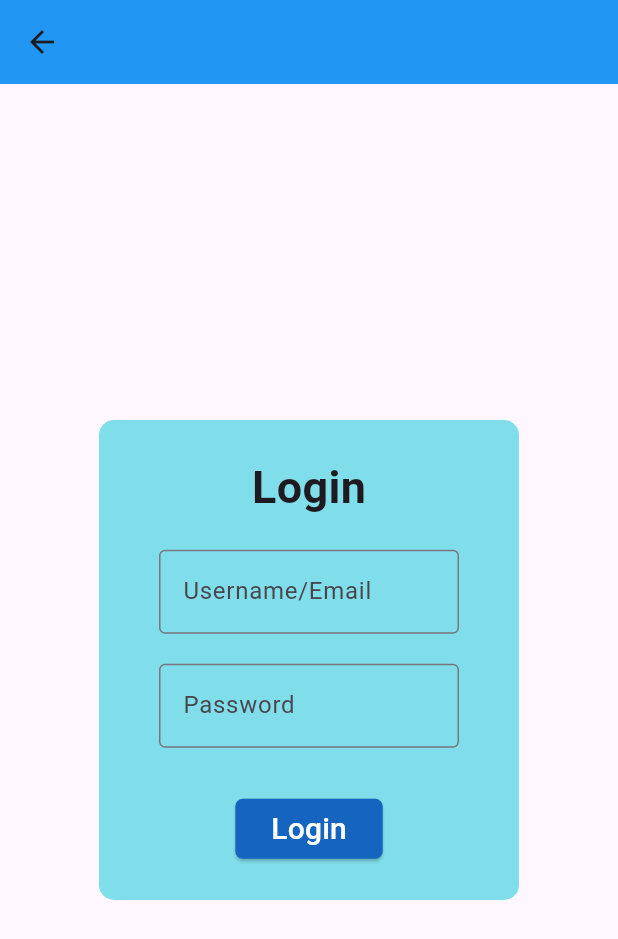
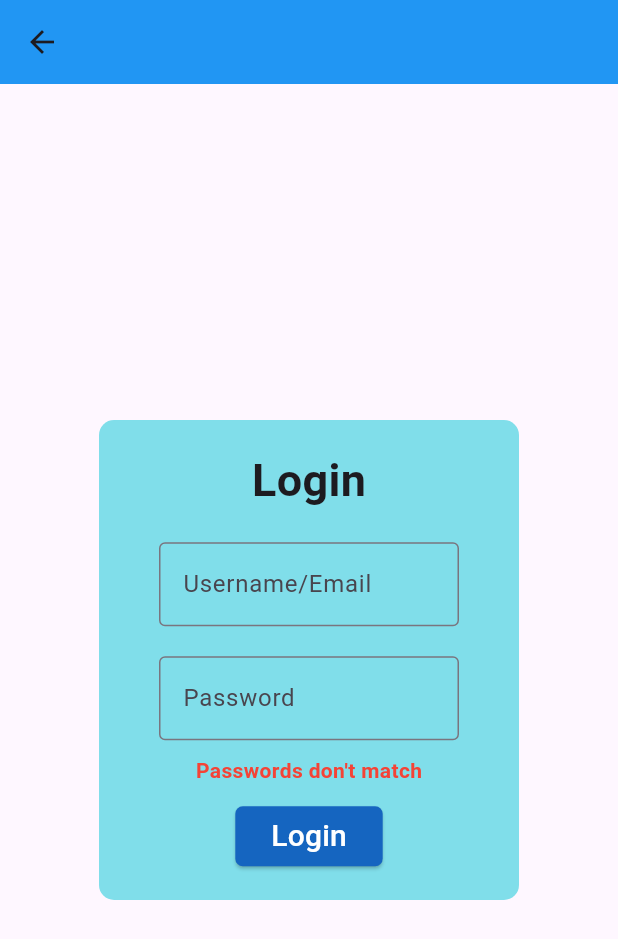
Before and after one commit to aleleotta/TeamVortex, a Flutter app: the screen it shows after launch, after a tap on "Login", on a phone screen of 412 x 824 dp. Shown: the top 939 px of the screen. Run offline on Flutter 3.47's test engine with Material 3 defaults, Android fonts, the phone set to English and light mode, and no system bars; our stand-ins replace firebase_core; accounts and stored records are empty.

Commit message:
Error message widget has been created externally.

```diff
--- a/lib/views/stateless/login_page.dart
+++ b/lib/views/stateless/login_page.dart
@@ -16,7 +16,9 @@ class LoginPage extends StatelessWidget {
         appBar: AppBar(
           backgroundColor: Colors.blue,
         ),
-        body: Center(
+        body: Padding(
+          padding: const EdgeInsets.all(16.0),
+          child: Center(
           child: Container(
             padding: const EdgeInsets.all(16),
             height: 320,
@@ -35,7 +37,9 @@ class LoginPage extends StatelessWidget {
                 inputField("Username/Email"),
                 const SizedBox(height: 20),
                 inputField("Password", isPassword: true),
-                const SizedBox(height: 30),
+                const SizedBox(height: 10),
+                errorMessage("Passwords don't match"),
+                const SizedBox(height: 10),
                 ElevatedButton(
                   onPressed: () {
                     Navigator.pushNamed(context, "/homeView");
@@ -54,6 +58,7 @@ class LoginPage extends StatelessWidget {
               ],
             ),
           ),
+        ),
         )
       );
   }
--- a/lib/views/stateless/register_page.dart
+++ b/lib/views/stateless/register_page.dart
@@ -71,16 +71,17 @@ class RegisterPage extends StatelessWidget {
             inputField("Password"),
             const SizedBox(height: 20),
             inputField("Repeat password"),
-            const SizedBox(height: 30),
+            const SizedBox(height: 10),
+            errorMessage("Passwords don't match"),
+            const SizedBox(height: 10),
             ElevatedButton(
               onPressed: () {
-                Navigator.pushNamed(context, "/homeView");
+                Navigator.pushNamed(context, "/homeView"); //This will change soon. Backend will be added.
               },
               style: ButtonStyle(
                 backgroundColor:
                     WidgetStateProperty.all(Colors.blue[800]),
-                shape: WidgetStateProperty.all<
-                    RoundedRectangleBorder>(
+                shape: WidgetStateProperty.all<RoundedRectangleBorder>(
                   RoundedRectangleBorder(
                     borderRadius: BorderRadius.circular(5.0),
                   ),
--- a/lib/views/widgets/inputs.dart
+++ b/lib/views/widgets/inputs.dart
@@ -14,3 +14,13 @@ Widget inputField(String? parameterName, {bool isPassword = false}) {
     )
   );
 }
+
+Text errorMessage(String message) {
+  return Text(
+    message,
+    style: const TextStyle(
+      color: Colors.red,
+      fontWeight: FontWeight.bold
+    ),
+  );
+}
```
